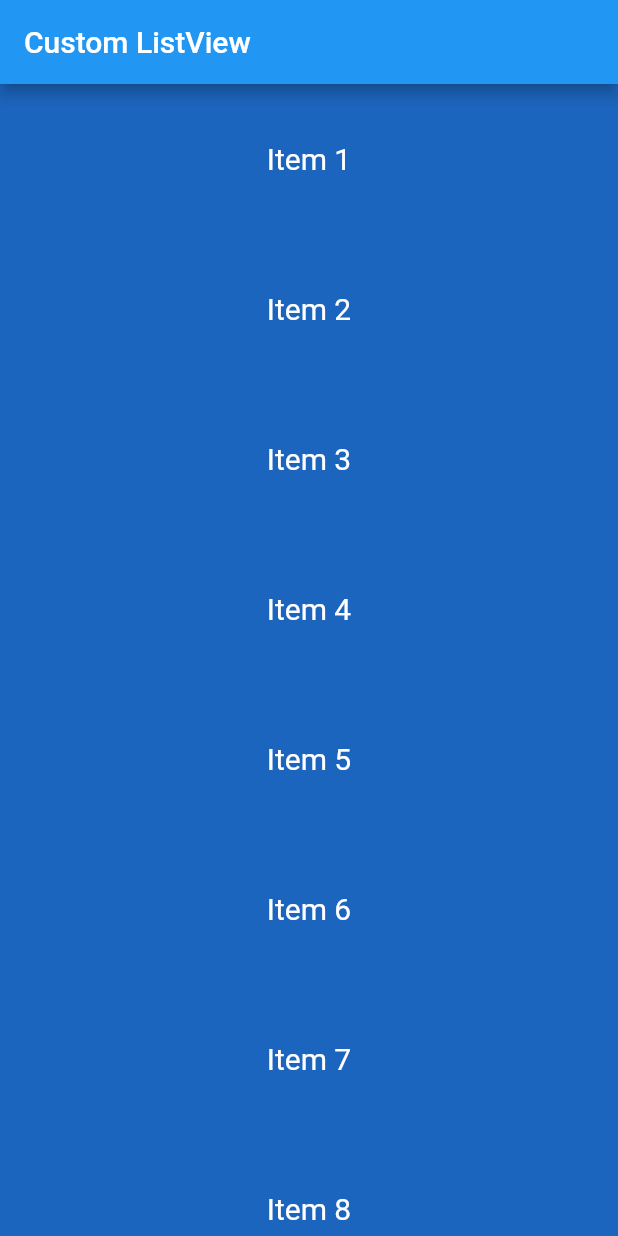
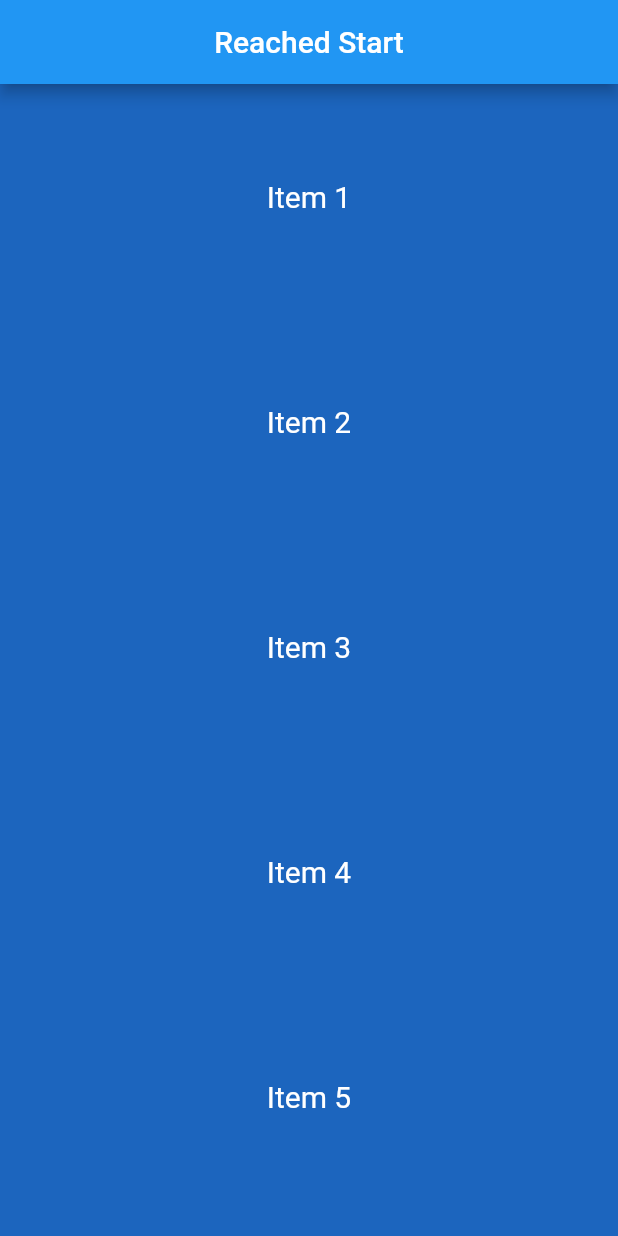
Before and after one commit to mubeendev3/flutter_widget_examples, a Flutter app: the screen it shows after launch, on a phone screen of 412 x 824 dp. Run offline on Flutter 3.47's test engine with Material 2 defaults, Android fonts, the phone set to English and light mode, and no system bars.

Commit message:
How scrollController work?

```diff
--- a/lib/app.dart
+++ b/lib/app.dart
@@ -1,14 +1,13 @@
 import 'package:flutter/material.dart';
-import 'list_view/list_view_custom.dart';
-import 'list_view/list_view_separated.dart';
+import 'package:flutter_widget_examples/scroll_controller/scroll_controller.dart';
 
 class MyApp extends StatelessWidget {
   const MyApp({Key? key}) : super(key: key);
 
   @override
   Widget build(BuildContext context) {
-    return const MaterialApp(
-      home: ListViewCustom(),
+    return MaterialApp(
+      home: CustomScrollController(),
     );
   }
 }
--- /dev/null
+++ b/lib/scroll_controller/scroll_controller.dart
@@ -0,0 +1,127 @@
+import 'dart:math';
+import 'package:flutter/material.dart';
+
+class CustomScrollController extends StatefulWidget {
+  CustomScrollController({Key? key}) : super(key: key);
+
+  @override
+  State<CustomScrollController> createState() => _CustomScrollControllerState();
+}
+
+class _CustomScrollControllerState extends State<CustomScrollController> {
+  final ScrollController _scrollController = ScrollController();
+  String _scrollLocation = "Reached Start";
+  late Color _randomColor;
+
+  @override
+  void initState() {
+    super.initState();
+    _scrollController.addListener(listenToScrollMovements);
+    _randomColor = _generateRandomColor();
+  }
+
+  //this method is used to keep track of the scrolling location
+  void listenToScrollMovements() {
+    String currentLocation = "";
+    if (_scrollController.offset ==
+        _scrollController.position.minScrollExtent) {
+      currentLocation = "Reached At Start";
+    } else if (_scrollController.offset ==
+        _scrollController.position.maxScrollExtent) {
+      currentLocation = "Reached At End";
+    } else {
+      currentLocation = "In Between List";
+    }
+    setState(() {
+      _scrollLocation = currentLocation;
+    });
+  }
+
+  @override
+  Widget build(BuildContext context) {
+    //Here we adding listener with out controller
+    // _scrollController.addListener(() {
+    //   print(_scrollController.position.pixels);
+    // });
+    return Scaffold(
+      appBar: AppBar(
+        centerTitle: true,
+        title: Text(_scrollLocation),
+      ),
+      body: ListView.builder(
+        controller: _scrollController,
+        itemCount: 50,
+        itemBuilder: (context, index) {
+          return _buildListItem(index + 1);
+        },
+      ),
+      // floatingActionButton: Row(
+      //   mainAxisAlignment: MainAxisAlignment.spaceEvenly,
+      //   children: [
+      //     FloatingActionButton(
+      //       onPressed: () {
+      //         // here we are using jumpTo method which directly jump to start or at end without animation
+      //         // _scrollController
+      //         //     .jumpTo(_scrollController.position.minScrollExtent);
+      //
+      //         // here we are using animateTo method which directly jump to start or at end with animation
+      //         // _scrollController.animateTo(
+      //         //   _scrollController.position.minScrollExtent,
+      //         //   duration: const Duration(seconds: 2),
+      //         //   curve: Curves.easeIn,
+      //
+      //         //now we are animating through item by item with animation
+      //         _scrollController.animateTo(
+      //           _scrollController.offset - 150,
+      //           duration: const Duration(milliseconds: 1000),
+      //           curve: Curves.easeIn,
+      //         );
+      //       },
+      //       child: const Icon(Icons.arrow_upward),
+      //     ),
+      //     FloatingActionButton(
+      //       onPressed: () {
+      //         // _scrollController
+      //         //     .jumpTo(_scrollController.position.maxScrollExtent);
+      //
+      //         // _scrollController.animateTo(
+      //         //   _scrollController.position.maxScrollExtent,
+      //         //   duration: const Duration(seconds: 2),
+      //         //   curve: Curves.easeInOut,
+      //         // );
+      //
+      //         _scrollController.animateTo(
+      //           _scrollController.offset + 150,
+      //           duration: const Duration(milliseconds: 1000),
+      //           curve: Curves.easeInOut,
+      //         );
+      //       },
+      //       child: const Icon(Icons.arrow_downward),
+      //     ),
+      //   ],
+      // ),
+    );
+  }
+
+  Widget _buildListItem(int index) {
+    return Container(
+      height: 150,
+      color: _randomColor,
+      child: Center(
+        child: Text(
+          "Item $index",
+          style: const TextStyle(fontSize: 20, color: Colors.white),
+        ),
+      ),
+    );
+  }
+
+  Color _generateRandomColor() {
+    final Random random = Random();
+    final int red = random.nextInt(256);
+    final int green = random.nextInt(256);
+    final int blue = random.nextInt(256);
+
+    return Color.fromARGB(255, red, green, blue);
+  }
+}
```
